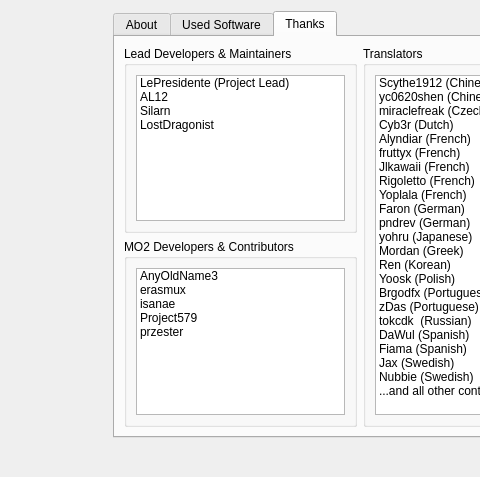
Qt form modorganizer/src/aboutdialog.ui (Holt59/mo2-merge) before a commit; both pictures show x 154 to 634 and y 0 to 477 of the 1010 by 477 pixel window.
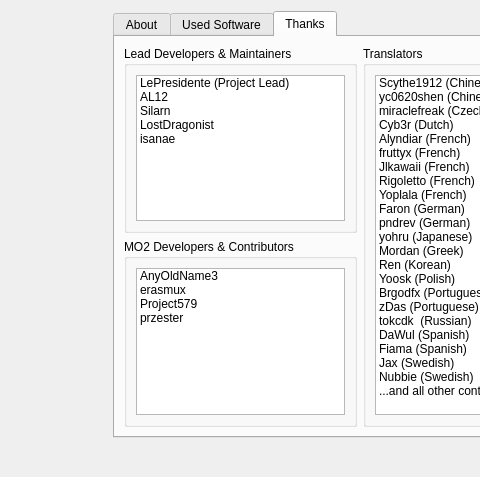
The same form after that commit. The open tabs and pages were chosen to show the change. Icons and pictures are not drawn. Custom widgets are drawn as their Qt base class.

Commit message: [modorganizer] Move isa to lead developers

The edit to the form file:
```diff
--- a/modorganizer/src/aboutdialog.ui
+++ b/modorganizer/src/aboutdialog.ui
@@ -215,6 +215,11 @@
                 <string notr="true">LostDragonist</string>
                </property>
               </item>
+              <item>
+               <property name="text">
+                <string>isanae</string>
+               </property>
+              </item>
              </widget>
             </item>
            </layout>
@@ -241,11 +246,6 @@
                 <string notr="true">erasmux</string>
                </property>
               </item>
-              <item>
-               <property name="text">
-                <string notr="true">isanae</string>
-               </property>
-              </item>
               <item>
                <property name="text">
                 <string notr="true">Project579</string>
```
